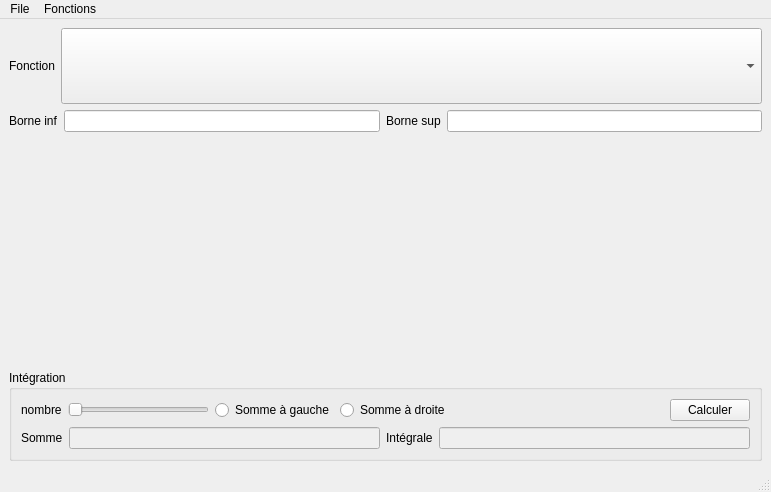
irisDelorme-ecole/session3_TPs, file TP2/ui/TP2MainWindow.ui: the form before one commit.
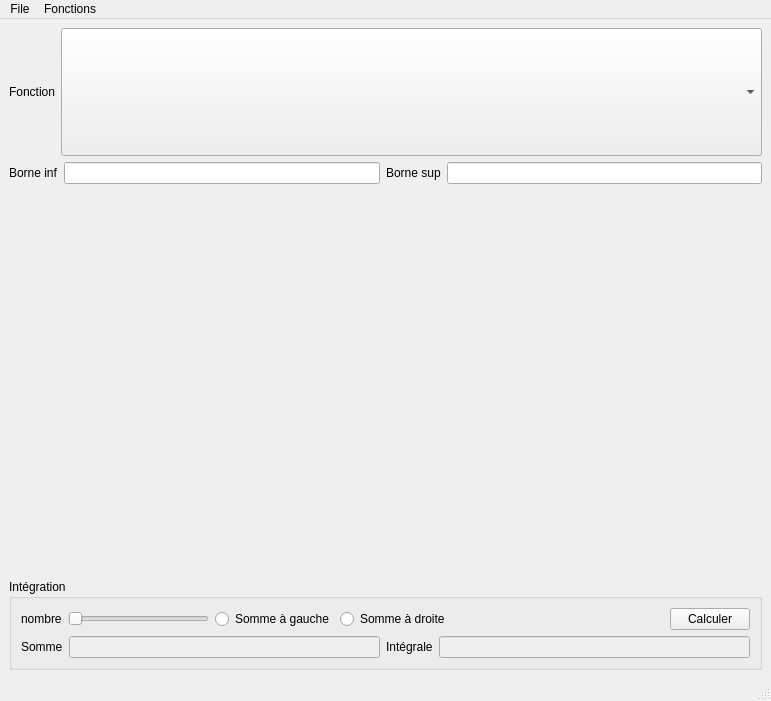
The form after the commit.

What changed in the file:
```diff
--- a/TP2/ui/TP2MainWindow.ui
+++ b/TP2/ui/TP2MainWindow.ui
@@ -7,7 +7,7 @@
     <x>0</x>
     <y>0</y>
     <width>771</width>
-    <height>492</height>
+    <height>701</height>
    </rect>
   </property>
   <property name="windowTitle">
```
Left out of the diff: 28 changed lines with no effect on the pictures.
